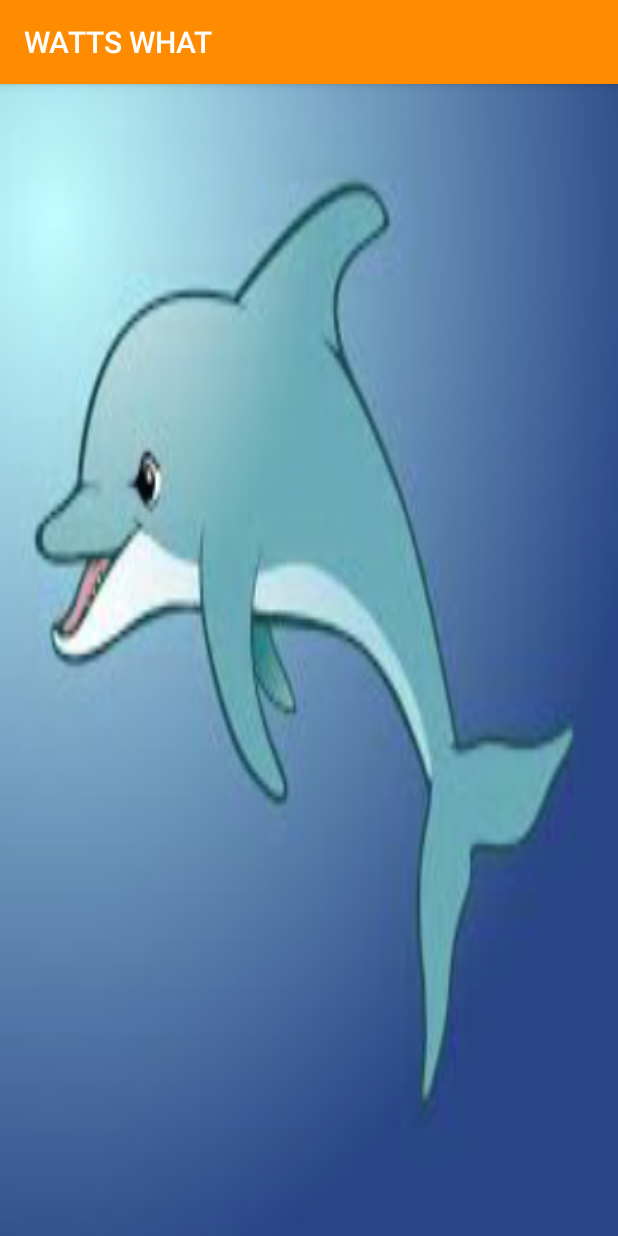
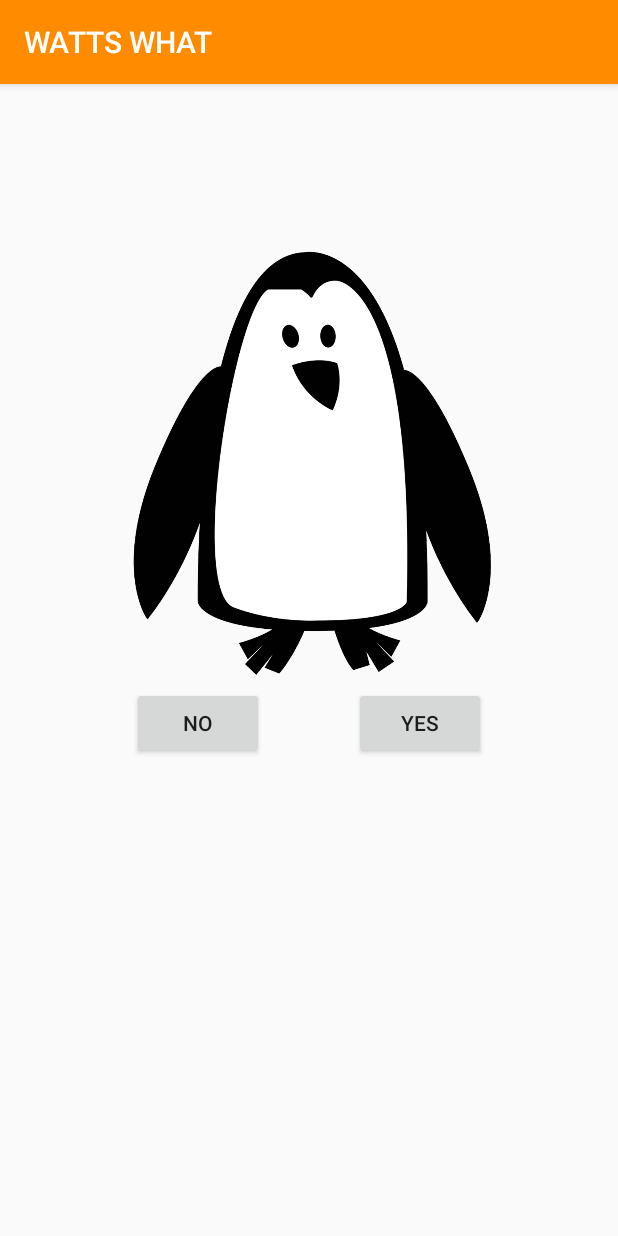
Before and after one commit to Adnan525/ManlyEnvironmentCentre, an Android app: the Exit screen opened directly, with no data from a screen before it, on a phone screen of 412 x 824 dp. Run offline under Robolectric (Android 15) with nearby library versions, the light colour scheme and no system bars.

Commit message:
Exit button fixed with additional background

```diff
--- a/app/src/main/java/com/muntasir/myapplication/Exit.java
+++ b/app/src/main/java/com/muntasir/myapplication/Exit.java
@@ -1,14 +1,70 @@
 package com.muntasir.myapplication;
 
+import android.content.DialogInterface;
+import android.content.Intent;
 import android.os.Bundle;
+import android.view.View;
+import android.widget.Button;
 
+import androidx.appcompat.app.AlertDialog;
 import androidx.appcompat.app.AppCompatActivity;
 
 public class Exit extends AppCompatActivity {
+    private Button exitButton;
+    private Button exitButton2;
 
     @Override
     protected void onCreate(Bundle savedInstanceState) {
         super.onCreate(savedInstanceState);
         setContentView(R.layout.activity_exit);
+
+        exitButton = (Button) findViewById(R.id.exitOne);
+        exitButton.setOnClickListener(new View.OnClickListener() {
+            @Override
+            public void onClick(View v) {
+                //killActivity();
+                finish();
+            }
+        });
+
+        exitButton2 = (Button) findViewById(R.id.exitTwo);
+        exitButton2.setOnClickListener(new View.OnClickListener() {
+            @Override
+            public void onClick(View v) {
+                finish();
+                openMain();
+
+            }
+        });
+    }
+
+    private void openMain(){
+        Intent userMain = new Intent(this, MainActivity.class);
+        startActivity(userMain);
+    }
+
+    private void killActivity() {
+//        finish();
+//        System.exit(0);
+        final AlertDialog.Builder builder = new AlertDialog.Builder(Exit.this);
+        builder.setTitle("Exit");
+        builder.setMessage("Do you want to exit?");
+        builder.setPositiveButton("Yes", new DialogInterface.OnClickListener() {
+            @Override
+            public void onClick(DialogInterface dialogInterface, int i)
+            {
+                finish();
+            }
+        });
+        builder.setNegativeButton("No, go back to main menu", new DialogInterface.OnClickListener() {
+            @Override
+            public void onClick(DialogInterface dialogInterface, int i)
+            {
+                dialogInterface.dismiss();
+            }
+        });
+
+        AlertDialog dialog = builder.create();
+        dialog.show();
     }
 }
--- a/app/src/main/java/com/muntasir/myapplication/QuizAnswers.java
+++ b/app/src/main/java/com/muntasir/myapplication/QuizAnswers.java
@@ -63,6 +63,11 @@ public class QuizAnswers extends AppCompatActivity {
                 getGraph();
             }
         });
+        if(getUsage() == "")
+        {
+            graphButton.setVisibility(View.GONE);
+            mRatingHistory.setText("You have not attempted the quiz yet");
+        }
     }
 
     public String getUsage()
--- a/app/src/main/java/com/muntasir/myapplication/QuizAudit.java
+++ b/app/src/main/java/com/muntasir/myapplication/QuizAudit.java
@@ -139,6 +139,7 @@ public class QuizAudit extends AppCompatActivity {
             //System.out.println(mScore);
             Intent showScore = new Intent(this, ShowScore.class);
             showScore.putExtra("score", mScore);
+            finish();
             startActivity(showScore);
         }
         else
--- a/app/src/main/java/com/muntasir/myapplication/QuizWelcome.java
+++ b/app/src/main/java/com/muntasir/myapplication/QuizWelcome.java
@@ -21,6 +21,7 @@ public class QuizWelcome extends AppCompatActivity {
         yesButton.setOnClickListener(new View.OnClickListener() {
                                           @Override
                                           public void onClick(View v) {
+                                              finish();
                                               openQuizAudit();
                                           }
                                       }
@@ -31,7 +32,8 @@ public class QuizWelcome extends AppCompatActivity {
         noButton.setOnClickListener(new View.OnClickListener() {
                                           @Override
                                           public void onClick(View v) {
-                                              openMain();
+                                              //openMain();
+                                              finish();
                                           }
                                       }
 
--- a/app/src/main/java/com/muntasir/myapplication/ShowScore.java
+++ b/app/src/main/java/com/muntasir/myapplication/ShowScore.java
@@ -61,7 +61,7 @@ public class ShowScore extends AppCompatActivity {
         quitButton.setOnClickListener(new View.OnClickListener() {
             @Override
             public void onClick(View v) {
-                openMainMenu();
+                finish();//openMainMenu();
             }
         });
     }
--- a/app/src/main/res/layout/activity_exit.xml
+++ b/app/src/main/res/layout/activity_exit.xml
@@ -1,10 +1,50 @@
-<?xml version="1.0" encoding="utf-8"?>
-<android.support.constraint.ConstraintLayout xmlns:android="http://schemas.android.com/apk/res/android"
+<RelativeLayout xmlns:android="http://schemas.android.com/apk/res/android"
     xmlns:app="http://schemas.android.com/apk/res-auto"
     xmlns:tools="http://schemas.android.com/tools"
     android:layout_width="match_parent"
     android:layout_height="match_parent"
-    android:background="@drawable/background"
-    tools:context=".Exit">
+    android:paddingBottom="@dimen/activity_vertical_margin"
+    android:paddingLeft="@dimen/activity_horizontal_margin"
+    android:paddingRight="@dimen/activity_horizontal_margin"
+    android:paddingTop="@dimen/activity_vertical_margin"
+    tools:context=".Exit"
+    >
 
-</android.support.constraint.ConstraintLayout>
+
+    <Button
+        android:id="@+id/exitOne"
+        android:layout_width="wrap_content"
+        android:layout_height="wrap_content"
+        android:layout_alignParentTop="true"
+        android:layout_alignParentEnd="true"
+        android:layout_alignParentRight="true"
+        android:layout_marginTop="386dp"
+        android:layout_marginEnd="72dp"
+        android:layout_marginRight="72dp"
+        android:text="Yes" />
+
+    <Button
+        android:id="@+id/exitTwo"
+        android:layout_width="wrap_content"
+        android:layout_height="wrap_content"
+        android:layout_alignParentTop="true"
+        android:layout_marginLeft="72dp"
+        android:layout_marginTop="386dp"
+        android:text="No" />
+
+    <ImageView
+        android:id="@+id/imageView3"
+        android:layout_width="300dp"
+        android:layout_height="412dp"
+        android:layout_alignParentStart="true"
+        android:layout_alignParentLeft="true"
+        android:layout_alignParentTop="true"
+        android:layout_alignParentEnd="true"
+        android:layout_alignParentRight="true"
+        android:layout_marginStart="54dp"
+        android:layout_marginLeft="54dp"
+        android:layout_marginTop="30dp"
+        android:layout_marginEnd="41dp"
+        android:layout_marginRight="41dp"
+        app:srcCompat="@drawable/penguin" />
+</RelativeLayout>
```
Also changed, not shown: app/src/main/java/com/muntasir/myapplication/ApplianceUsage.java (+12 -4 lines), app/src/main/java/com/muntasir/myapplication/MainActivity.java (+9 -24 lines), app/src/main/res/drawable/penguin.png (added), app/src/main/res/drawable/plasticbag.jpg (added), app/src/main/res/drawable/tshirt.jpg (added).
